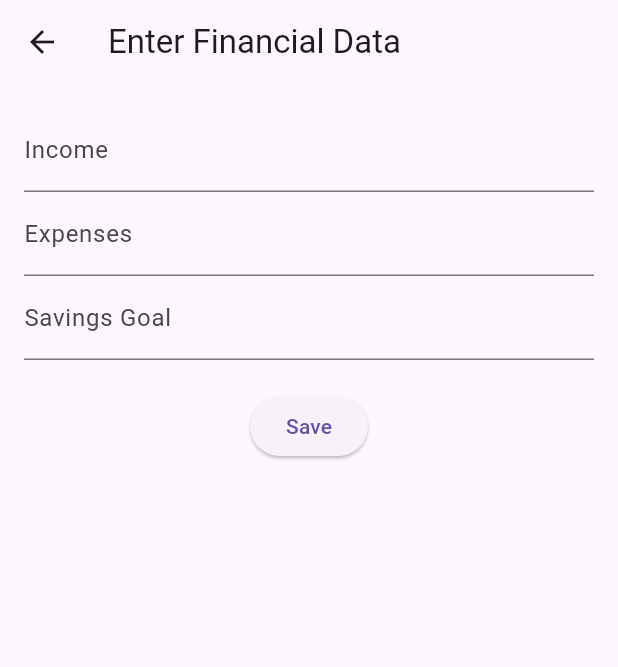
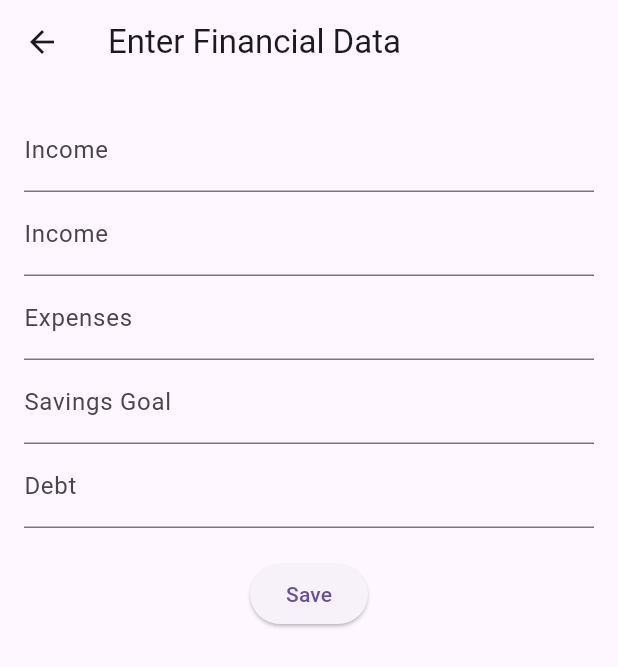
Before and after one commit to DevinArnellMartin/Personal-Finance-Manager, a Flutter app: the screen it shows after launch, item 2 of the bottom bar chosen, after a tap on "Save", on a phone screen of 412 x 824 dp. Shown: the top 667 px of the screen. Run offline on Flutter 3.47's test engine with Material 3 defaults, Android fonts, the phone set to English and light mode, and no system bars; our stand-ins replace fl_chart, shared_preferences, sqflite; accounts and stored records are empty.

Commit message:
Updated Model; Beginning of adding Graphing  Functions

```diff
--- /dev/null
+++ b/devtools_options.yaml
@@ -0,0 +1,3 @@
+description: This file stores settings for Dart & Flutter DevTools.
+documentation: https://docs.flutter.dev/tools/devtools/extensions#configure-extension-enablement-states
+extensions:
--- a/lib/helper.dart
+++ b/lib/helper.dart
@@ -4,36 +4,43 @@ import 'package:path_provider/path_provider.dart';
 
 class DatabaseHelper {
   static const database = "Projects.db";
-  static const dbVer = 1;
+  static const dbVer = 2;
   static const table = 'finance';
   static const id = 'id';
   static const expenses = 'expenses';
   static const income = 'income';
   static const name = 'name';
+  static const debt = 'debt';
   late Database db;
-
 
   Future<void> init() async {
     final documentsDirectory = await getApplicationDocumentsDirectory();
     final path = join(documentsDirectory.path, database);
+
     db = await openDatabase(
       path,
       version: dbVer,
       onCreate: initDB,
+      onUpgrade: (db, oldVersion, newVersion) async {
+        if (oldVersion < 2) {
+          await db.execute('ALTER TABLE $table ADD COLUMN $debt DECIMAL(10,2) DEFAULT 0');
+        }
+      },
     );
   }
 
-
-  Future initDB(Database db, int version) async {
+  Future<void> initDB(Database db, int version) async {
     await db.execute('''
     CREATE TABLE $table (
-    $id INTEGER PRIMARY KEY,
+    $id INTEGER PRIMARY KEY AUTOINCREMENT,
     $name TEXT NOT NULL,
-    $income DECIMAL(10,2) NOT NULL
-    $expenses DECIMAL(10,2) NOT NULL
+    $income DECIMAL(10,2) NOT NULL,
+    $expenses DECIMAL(10,2) NOT NULL,
+    $debt DECIMAL(10,2) DEFAULT 0
     )
     ''');
   }
+
   Future<int> insert(Map<String, dynamic> row) async {
     return await db.insert(table, row);
   }
@@ -52,10 +59,9 @@ class DatabaseHelper {
       table,
       row,
       where: '$id = ?',
-      whereArgs: [id],
+      whereArgs: [row[id]],
     );
   }
-
 
   Future<int> del(int id) async {
     return await db.delete(
--- a/lib/main.dart
+++ b/lib/main.dart
@@ -1,21 +1,34 @@
+import 'dart:math';
 import 'package:flutter/material.dart';
 import 'package:shared_preferences/shared_preferences.dart';
-import 'package:sqflite/sqflite.dart';
 import 'helper.dart';
+import 'package:fl_chart/fl_chart.dart';
 
 void main() {
   runApp(const FinanceApp());
 }
 
-class FinanceApp extends StatelessWidget {
-  const FinanceApp({super.key});  // Bracket should not close here
+class FinanceApp extends StatefulWidget {
+  const FinanceApp({super.key});
+
+  @override
+  _FinanceAppState createState() => _FinanceAppState();
+}
+
+class _FinanceAppState extends State<FinanceApp> {
+  late Future<void> _dbInitFuture;
+  final DatabaseHelper database = DatabaseHelper();
+
+  @override
+  void initState() {
+    super.initState();
+    _dbInitFuture = database.init();
+  }
 
   @override
   Widget build(BuildContext context) {
-    final DatabaseHelper database = DatabaseHelper();  // Initialize DatabaseHelper instance
-
     return FutureBuilder(
-      future: database.init(),  // Ensure the database is initialized
+      future: _dbInitFuture,
       builder: (context, snapshot) {
         if (snapshot.connectionState == ConnectionState.done) {
           return MaterialApp(
@@ -25,15 +38,25 @@ class FinanceApp extends StatelessWidget {
               '/visuals': (context) => const GraphScreen(),
             },
           );
+        } else if (snapshot.hasError) {
+          return const MaterialApp(
+            home: Scaffold(
+              body: Center(child: Text('Error initializing database')),
+            ),
+          );
         } else {
-          return const Center(child: CircularProgressIndicator());
+
+          return const MaterialApp(
+            home: Scaffold(
+              body: Center(child: CircularProgressIndicator()),
+            ),
+          );
         }
       },
     );
-  }  // Closing bracket was added here correctly
+  }
 }
 
-// Home Screen
 class HomeScreen extends StatelessWidget {
   const HomeScreen({super.key});
 
@@ -51,7 +74,7 @@ class HomeScreen extends StatelessWidget {
   }
 }
 
-//Navigation
+// Navigation
 class BottomNavBar extends StatelessWidget {
   const BottomNavBar({super.key});
 
@@ -92,16 +115,19 @@ class DataEntryScreen extends StatefulWidget {
 }
 
 class _DataEntryScreenState extends State<DataEntryScreen> {
-  //TODO: Add more controllers (?)
   final TextEditingController incControl = TextEditingController();
   final TextEditingController expControl = TextEditingController();
+  final TextEditingController debtControl = TextEditingController();
   final TextEditingController savingsControl = TextEditingController();
+  final TextEditingController nameControl = TextEditingController();
 
   @override
   void dispose() {
     incControl.dispose();
     expControl.dispose();
     savingsControl.dispose();
+    debtControl.dispose();
+    nameControl.dispose();
     super.dispose();
   }
 
@@ -111,17 +137,17 @@ Future<void> saveData() async {
     int income = int.parse(incControl.text);
     int expense = int.parse(expControl.text);
     int savingsGoal = int.parse(savingsControl.text);
+    String name = nameControl.text;
+    double debt = double.parse(debtControl.text);
+
 
     double incomeSpendingRatio = income / expense;
-
-
+    await prefs.setString('name', name);
     await prefs.setInt('income', income);
     await prefs.setInt('expense', expense);
     await prefs.setInt('savingsGoal', savingsGoal);
     await prefs.setDouble('income-spending ratio', incomeSpendingRatio);
   }
-
-
 
   @override
   Widget build(BuildContext context) {
@@ -137,6 +163,11 @@ Future<void> saveData() async {
               keyboardType: TextInputType.number,
             ),
             TextField(
+              controller: incControl,
+              decoration: const InputDecoration(labelText: 'Income'),
+              keyboardType: TextInputType.number,
+            ),
+            TextField(
               controller: expControl,
               decoration: const InputDecoration(labelText: 'Expenses'),
               keyboardType: TextInputType.number,
@@ -144,6 +175,11 @@ Future<void> saveData() async {
             TextField(
               controller: savingsControl,
               decoration: const InputDecoration(labelText: 'Savings Goal'),
+              keyboardType: TextInputType.number,
+            ),
+            TextField(
+              controller: debtControl,
+              decoration: const InputDecoration(labelText: 'Debt'),
               keyboardType: TextInputType.number,
             ),
             const SizedBox(height: 20),
@@ -203,63 +239,4 @@ class _GraphScreenState extends State<GraphScreen> {
   }
 }
 
-class ProgressBarExample extends StatefulWidget {
-  @override
-  _ProgressBarExampleState createState() => _ProgressBarExampleState();
-}
-
-class _ProgressBarExampleState extends State<ProgressBarExample> {
-  double progress = 0.0;
-
-  @override
-  void initState() {
-    super.initState();
-    _loadData();
-  }
-
-  Future<void> _loadData() async {
-    SharedPreferences prefs = await SharedPreferences.getInstance();
-    int income = prefs.getInt('income') ?? 0;
-    int expense = prefs.getInt('expense') ?? 1;
-    int savingsGoal = prefs.getInt('savingsGoal') ?? 100;
-
-    // Calculate progress towards savings goal
-    double incomeSpendingRatio = income / expense;
-    double savingsProgress = incomeSpendingRatio / savingsGoal;
-
-    setState(() {
-      progress = savingsProgress.clamp(0.0, 1.0);
-    });
-  }
-
-  @override
-  Widget build(BuildContext context) {
-    return Scaffold(
-      appBar: AppBar(
-        title: Text('Savings Progress'),
-      ),
-      body: Column(
-        mainAxisAlignment: MainAxisAlignment.center,
-        children: [
-          Text(
-            'Progress toward your savings goal',
-            style: TextStyle(fontSize: 18),
-          ),
-          Padding(
-            padding: const EdgeInsets.all(16.0),
-            child: LinearProgressIndicator(
-              value: progress,
-              minHeight: 10.0,
-              backgroundColor: Colors.grey[300],
-              valueColor: AlwaysStoppedAnimation<Color>(Colors.green),
-            ),
-          ),
-          Text(
-            '${(progress * 100).toStringAsFixed(2)}% of goal reached',
-            style: TextStyle(fontSize: 16),
-          ),
-        ],
-      ),
-    );
-  }
-}
+// Other classes (like FiPie, CustomFiPie) remain unchanged
--- a/lib/models/financalData.dart
+++ b/lib/models/financalData.dart
@@ -2,6 +2,7 @@ class FinancialData {
   final int id;
   double income;
   double expenses;
+  double debt;
   String name;
 
   FinancialData({
@@ -9,7 +10,14 @@ class FinancialData {
     required this.income,
     required this.expenses,
     required this.name,
+    this.debt = 0.0,
   });
+
+  // Debt-to-income
+  double get debtToIncomeRatio => (income == 0) ? 0 : debt / income;
+
+  // Savings rate = (income - expenses) / income
+  double get savingsRate => (income == 0) ? 0 : (income - expenses) / income;
 
 
   factory FinancialData.fromJson(Map<String, dynamic> json) => FinancialData(
@@ -17,13 +25,15 @@ class FinancialData {
         income: json['income'],
         expenses: json['expenses'],
         name: json['name'],
+        debt: json['debt'] ?? 0.0,  // Optional
       );
 
-  // Convert an instance to JSON
+
   Map<String, dynamic> toJson() => {
         'id': id,
         'income': income,
         'expenses': expenses,
         'name': name,
+        'debt': debt,
       };
 }
```
Also changed, not shown: pubspec.yaml (+1 -31 lines), pubspec.lock. Lines whose indentation alone changed are shown as unchanged.
